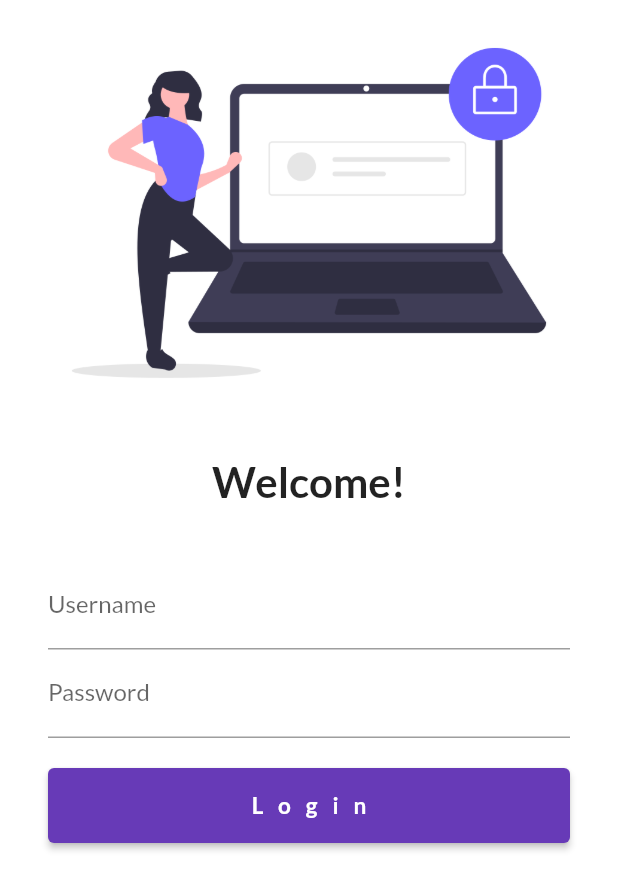
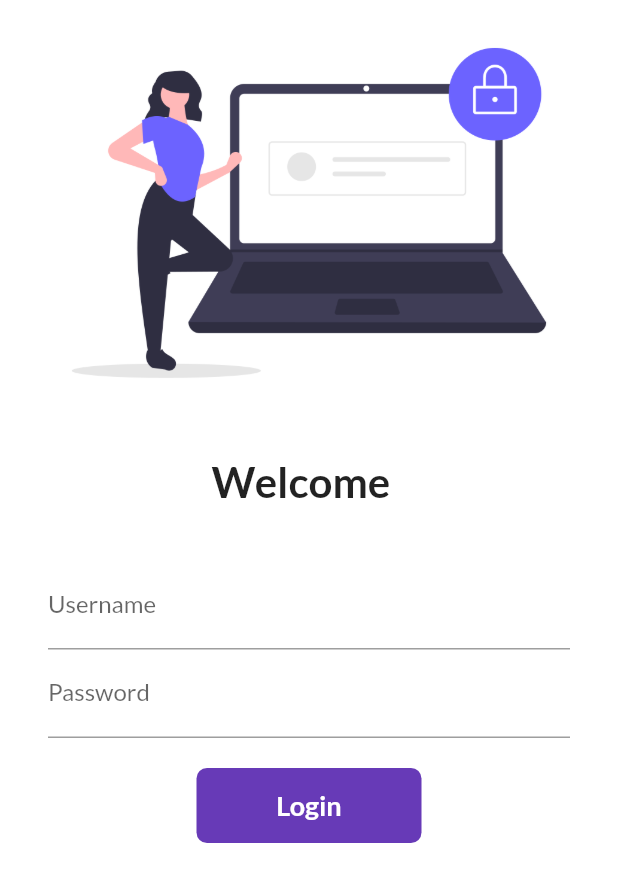
Before and after one commit to vlakhara/Flutter-Catalog-Demo, a Flutter app: the screen it shows after launch, on a phone screen of 412 x 824 dp. Shown: the top 890 px of the screen. Run offline on Flutter 3.47's test engine with Material 2 defaults, Android fonts, the phone set to English and light mode, and no system bars; our stand-ins replace google_fonts.

Commit message:
Third completed

```diff
--- a/lib/pages/LoginPage.dart
+++ b/lib/pages/LoginPage.dart
@@ -1,8 +1,15 @@
 import 'package:flutter/material.dart';
+// ignore: unused_import
 import 'package:flutter_f1/utils/routes.dart';
 
-class LoginPage extends StatelessWidget {
-  int n = 1;
+class LoginPage extends StatefulWidget {
+  @override
+  _LoginPageState createState() => _LoginPageState();
+}
+
+class _LoginPageState extends State<LoginPage> {
+  String text = " ";
+  bool changeBTN = false;
 
   @override
   Widget build(BuildContext context) {
@@ -19,7 +26,7 @@
                 height: 20.0,
               ),
               Text(
-                "Welcome!",
+                "Welcome $text",
                 style: TextStyle(
                   fontSize: 28,
                   fontWeight: FontWeight.bold,
@@ -36,6 +43,10 @@
                     TextFormField(
                       decoration: InputDecoration(
                           hintText: "Enter Username", labelText: "Username"),
+                      onChanged: (value) {
+                        text = value;
+                        setState(() {});
+                      },
                     ),
                     TextFormField(
                       obscureText: true,
@@ -47,21 +58,54 @@
                     SizedBox(
                       height: 20,
                     ),
-                    ElevatedButton(
-                      child: Center(
-                        child: Text(
-                          "Login",
-                          style: TextStyle(
-                              fontSize: 15,
-                              letterSpacing: 10,
-                              fontWeight: FontWeight.bold),
-                        ),
-                      ),
-                      style: TextButton.styleFrom(minimumSize: Size(100, 50)),
-                      onPressed: () {
+                    InkWell(
+                      onTap: () async {
+                        setState(() {
+                          changeBTN = true;
+                        });
+
+                        await Future.delayed(Duration(seconds: 1));
                         Navigator.pushNamed(context, MyRoutes.homeRoute);
                       },
+                      child: AnimatedContainer(
+                        duration: Duration(seconds: 1),
+                        height: 50,
+                        width: changeBTN ? 50 : 150,
+                        alignment: Alignment.center,
+                        decoration: BoxDecoration(
+                            color: Colors.deepPurple,
+                            borderRadius:
+                                BorderRadius.circular(changeBTN ? 50 : 7)),
+                        child: changeBTN
+                            ? Icon(
+                                Icons.done,
+                                color: Colors.white,
+                              )
+                            : Text(
+                                "Login",
+                                style: TextStyle(
+                                  color: Colors.white,
+                                  fontWeight: FontWeight.bold,
+                                  fontSize: 18,
+                                ),
+                              ),
+                      ),
                     ),
+
+                    // ElevatedButton(
+                    //   child: Center(
+                    //     child: Text("Login",
+                    //       style: TextStyle(
+                    //           fontSize: 15,
+                    //           letterSpacing: 10,
+                    //           fontWeight: FontWeight.bold),
+                    //     ),
+                    //   ),
+                    //   style: TextButton.styleFrom(minimumSize: Size(100, 50)),
+                    //   onPressed: () {
+                    //     Navigator.pushNamed(context, MyRoutes.homeRoute);
+                    //   },
+                    // ),
                   ],
                 ),
               )
```
